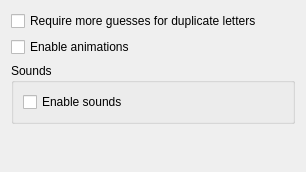
The window that src/generalui.ui (KDE/khangman) describes before a commit, drawn with Qt 5.
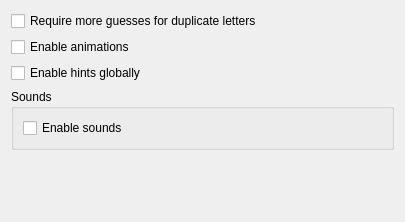
The same window after the commit.

Commit message: change the behaviour of the Hint setting: it's now a global setting and the user chooses if he wants to enable for all words. Previously it was a per word setting. Request made from a user and it makes more sense.

The edit to the form file:
```diff
--- a/src/generalui.ui
+++ b/src/generalui.ui
@@ -1,23 +1,23 @@
 <ui version="4.0" >
  <class>generalui</class>
- <widget class="QWidget" name="generalui" >
-  <property name="geometry" >
+ <widget class="QWidget" name="generalui">
+  <property name="geometry">
    <rect>
     <x>0</x>
     <y>0</y>
-    <width>306</width>
-    <height>172</height>
+    <width>405</width>
+    <height>222</height>
    </rect>
   </property>
   <property name="toolTip" >
    <string>Here you can choose settings for all languages.</string>
   </property>
-  <layout class="QGridLayout" >
-   <item row="0" column="0" >
-    <layout class="QVBoxLayout" >
+  <layout class="QGridLayout" name="gridLayout_2">
+   <item row="0" column="0">
+    <layout class="QVBoxLayout">
      <item>
-      <widget class="QCheckBox" name="kcfg_OneLetter" >
-       <property name="toolTip" >
+      <widget class="QCheckBox" name="kcfg_OneLetter">
+       <property name="toolTip">
         <string>Check this if you do not want to discover each instance of the same letter.</string>
        </property>
        <property name="whatsThis" >
@@ -32,21 +32,28 @@
       </widget>
      </item>
      <item>
-      <widget class="QCheckBox" name="kcfg_EnableAnimations" >
-       <property name="text" >
+      <widget class="QCheckBox" name="kcfg_EnableAnimations">
+       <property name="text">
         <string>Enable animations</string>
        </property>
       </widget>
      </item>
      <item>
-      <widget class="QGroupBox" name="groupBox" >
-       <property name="title" >
+      <widget class="QCheckBox" name="kcfg_Hint">
+       <property name="text">
+        <string>Enable hints globally</string>
+       </property>
+      </widget>
+     </item>
+     <item>
+      <widget class="QGroupBox" name="groupBox">
+       <property name="title">
         <string>Sounds</string>
        </property>
-       <layout class="QVBoxLayout" >
-        <item>
-         <widget class="QCheckBox" name="kcfg_Sound" >
-          <property name="toolTip" >
+       <layout class="QGridLayout" name="gridLayout">
+        <item row="0" column="0">
+         <widget class="QCheckBox" name="kcfg_Sound">
+          <property name="toolTip">
            <string>If checked, sounds will be played for New Game and Win Game</string>
           </property>
           <property name="whatsThis" >
@@ -63,15 +70,15 @@
      </item>
     </layout>
    </item>
-   <item row="1" column="0" >
+   <item row="1" column="0">
     <spacer>
      <property name="orientation" >
       <enum>Qt::Vertical</enum>
      </property>
-     <property name="sizeHint" >
+     <property name="sizeHint" stdset="0">
       <size>
-       <width>20</width>
-       <height>40</height>
+       <width>17</width>
+       <height>37</height>
       </size>
      </property>
     </spacer>
```
Left out of the diff: 17 changed lines with no effect on the pictures. The commit also changes 7 other files.
